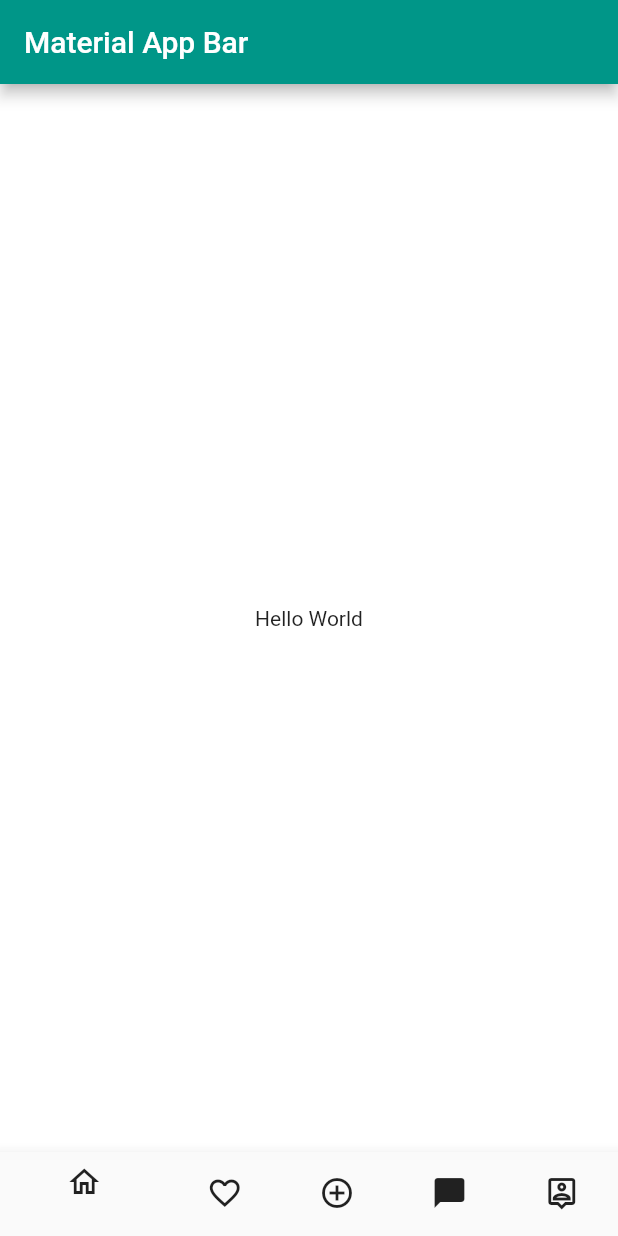
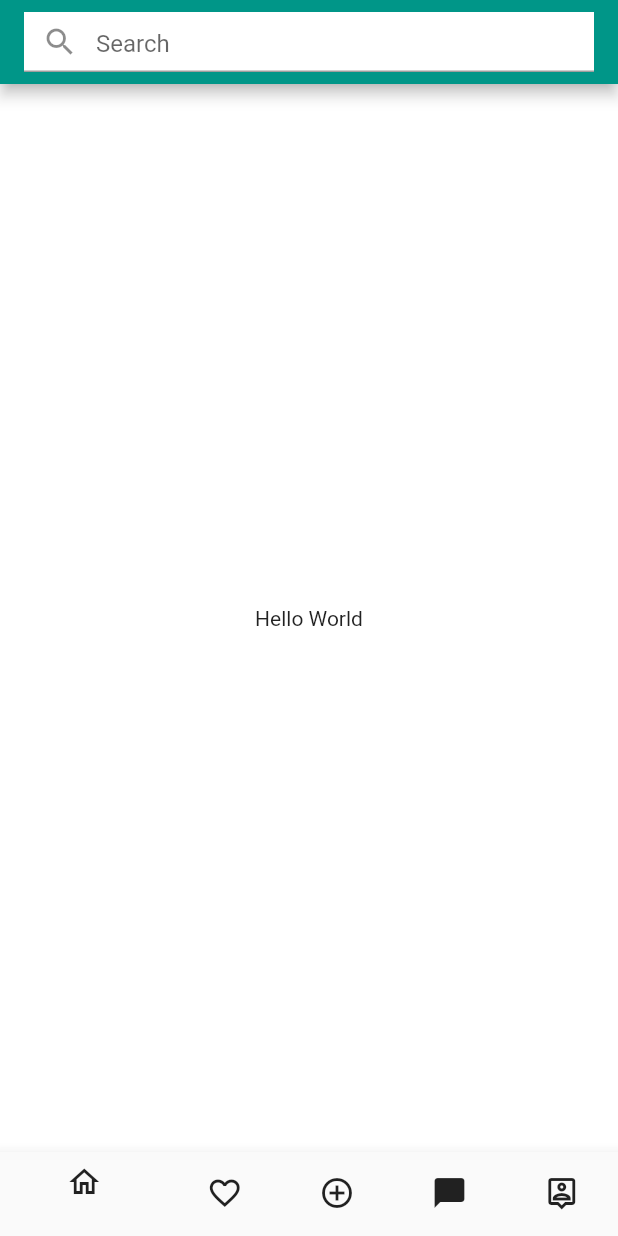
Before and after one commit to samarqandi/olx_analog, a Flutter app: the screen it shows after launch, on a phone screen of 412 x 824 dp. Run offline on Flutter 3.47's test engine with Material 2 defaults, Android fonts, the light colour scheme and no system bars.

Commit message:
ui - search bar added in app bar

```diff
--- a/lib/main.dart
+++ b/lib/main.dart
@@ -20,7 +20,19 @@ class MyApp extends StatelessWidget {
             backgroundColor: Colors.amberAccent,
             items: bottomNavBar),
         appBar: AppBar(
-          title: const Text('Material App Bar'),
+          title: Container(
+            width: double.infinity,
+            height: 40,
+            color: Colors.white,
+            child: const Center(
+              child: TextField(
+                decoration: InputDecoration(
+                  hintText: 'Search',
+                  prefixIcon: Icon(Icons.search),
+                ),
+              ),
+            ),
+          ),
         ),
         body: Center(
           child: Container(
```
